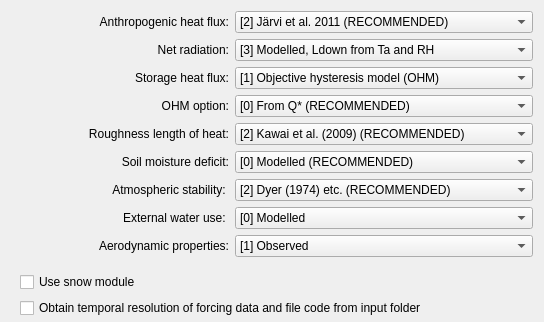
Before: the Qt Designer form SUEWS/suews_dialog_base.ui in UMEP-dev/UMEP, drawn with Qt 5; both pictures show x 0 to 544 and y 0 to 322 of the 544 by 560 pixel window.
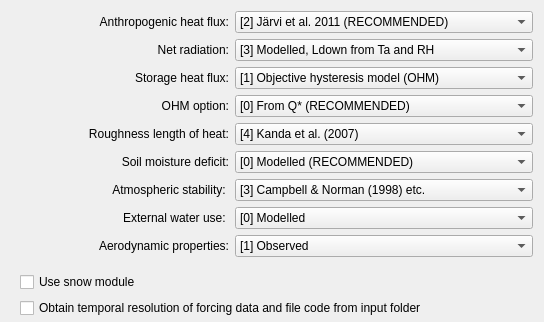
After: the same form once the commit is applied.

```diff
--- a/SUEWS/suews_dialog_base.ui
+++ b/SUEWS/suews_dialog_base.ui
@@ -233,7 +233,7 @@
      <item>
       <widget class="QComboBox" name="comboBoxZ0">
        <property name="currentIndex">
-        <number>1</number>
+        <number>3</number>
        </property>
        <item>
         <property name="text">
@@ -242,7 +242,7 @@
        </item>
        <item>
         <property name="text">
-         <string>[2] Kawai et al. (2009) (RECOMMENDED)</string>
+         <string>[2] Kawai et al. (2009)</string>
         </property>
        </item>
        <item>
@@ -282,11 +282,11 @@
      <item>
       <widget class="QComboBox" name="comboBoxStab">
        <property name="currentIndex">
-        <number>0</number>
+        <number>1</number>
        </property>
        <item>
         <property name="text">
-         <string>[2] Dyer (1974) etc. (RECOMMENDED)</string>
+         <string>[2] Dyer (1974) etc.</string>
         </property>
        </item>
        <item>
```
